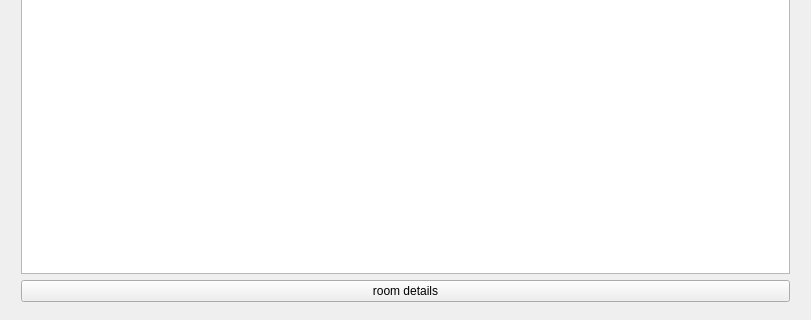
The window that hotel/roomswindow/roomswindow.ui (jgtim/itvitae-cpp-hotelrestaurantapplication) describes before a commit, drawn with Qt 5; both pictures show x 0 to 811 and y 280 to 600 of the 811 by 600 pixel window.
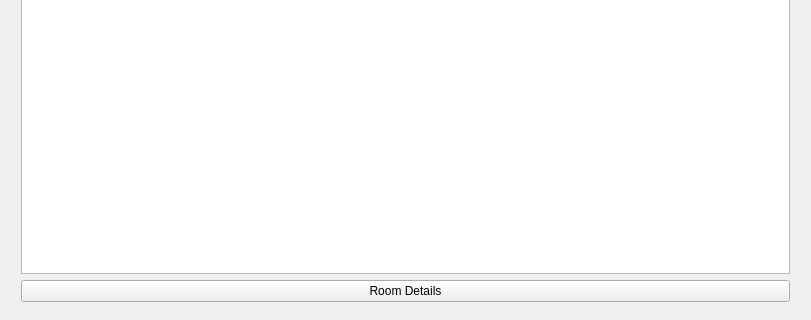
The same window after the commit.

Commit message: Paar hoofdletter dingetjes

```diff
--- a/hotel/roomswindow/roomswindow.ui
+++ b/hotel/roomswindow/roomswindow.ui
@@ -84,7 +84,7 @@
             <item>
              <widget class="QPushButton" name="seeRoomDetails">
               <property name="text">
-               <string>room details</string>
+               <string>Room Details</string>
               </property>
              </widget>
             </item>
```
